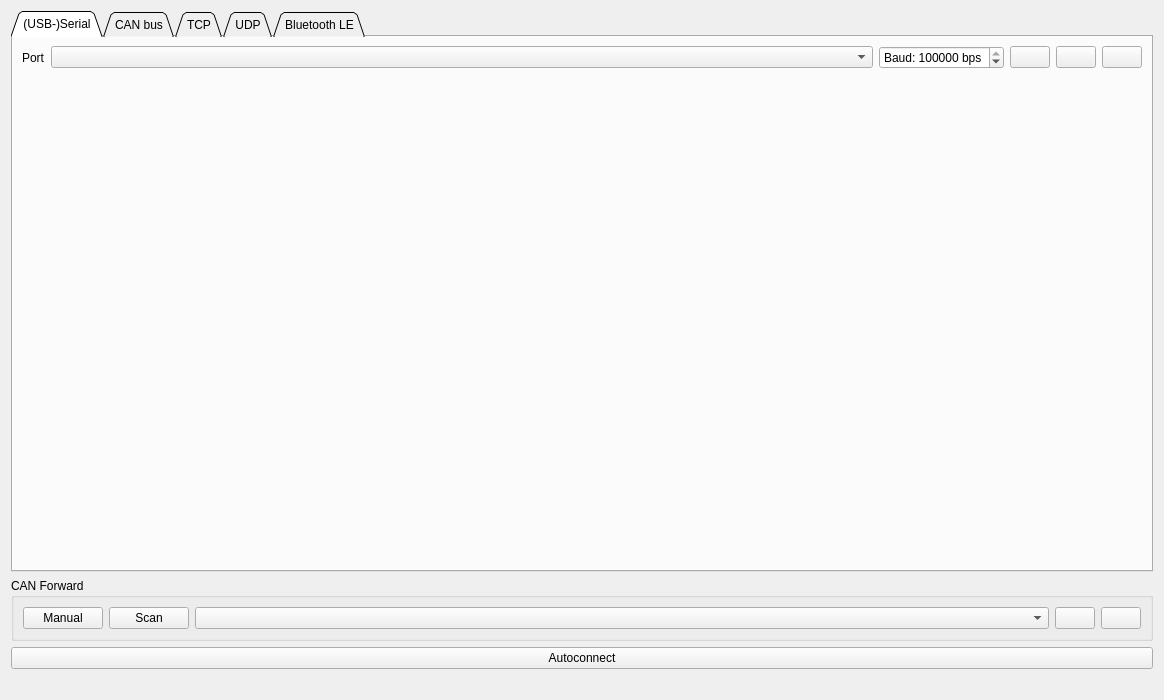
This is pages/pageconnection.ui in vedderb/vesc_tool as Qt 5 draws it before an edit. The edited form follows.
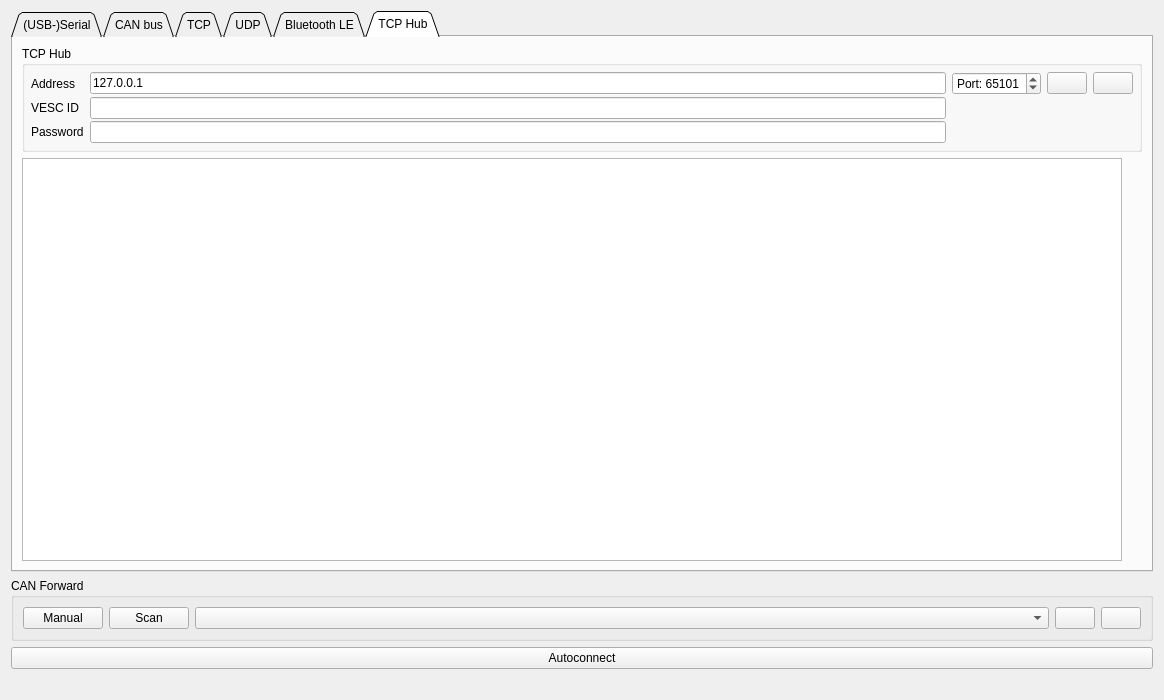
This is the edited form. The open tabs and pages were chosen to show the change. Icons and pictures are not drawn.

The edit to the form file:
```diff
--- a/pages/pageconnection.ui
+++ b/pages/pageconnection.ui
@@ -893,6 +893,147 @@
        </item>
       </layout>
      </widget>
+     <widget class="QWidget" name="tab_6">
+      <attribute name="title">
+       <string>TCP Hub</string>
+      </attribute>
+      <layout class="QVBoxLayout" name="verticalLayout_11">
+       <item>
+        <widget class="QGroupBox" name="groupBox_5">
+         <property name="title">
+          <string>TCP Hub</string>
+         </property>
+         <layout class="QGridLayout" name="gridLayout_2">
+          <property name="leftMargin">
+           <number>6</number>
+          </property>
+          <property name="topMargin">
+           <number>6</number>
+          </property>
+          <property name="rightMargin">
+           <number>6</number>
+          </property>
+          <property name="bottomMargin">
+           <number>6</number>
+          </property>
+          <property name="horizontalSpacing">
+           <number>6</number>
+          </property>
+          <property name="verticalSpacing">
+           <number>2</number>
+          </property>
+          <item row="1" column="2">
+           <widget class="QLineEdit" name="tcpHubVescIDlineEdit"/>
+          </item>
+          <item row="0" column="4">
+           <widget class="QPushButton" name="tcpHubDisconnectButton">
+            <property name="sizePolicy">
+             <sizepolicy hsizetype="Fixed" vsizetype="Fixed">
+              <horstretch>0</horstretch>
+              <verstretch>0</verstretch>
+             </sizepolicy>
+            </property>
+            <property name="toolTip">
+             <string>Disconnect</string>
+            </property>
+            <property name="text">
+             <string/>
+            </property>
+            <property name="icon">
+             <iconset resource="../res.qrc">
+              <normaloff>:/res/icons/Disconnected-96.png</normaloff>:/res/icons/Disconnected-96.png</iconset>
+            </property>
+           </widget>
+          </item>
+          <item row="0" column="5">
+           <widget class="QPushButton" name="tcpHubConnectButton">
+            <property name="sizePolicy">
+             <sizepolicy hsizetype="Fixed" vsizetype="Fixed">
+              <horstretch>0</horstretch>
+              <verstretch>0</verstretch>
+             </sizepolicy>
+            </property>
+            <property name="toolTip">
+             <string>Connect</string>
+            </property>
+            <property name="text">
+             <string/>
+            </property>
+            <property name="icon">
+             <iconset resource="../res.qrc">
+              <normaloff>:/res/icons/Connected-96.png</normaloff>:/res/icons/Connected-96.png</iconset>
+            </property>
+           </widget>
+          </item>
+          <item row="0" column="3">
+           <widget class="QSpinBox" name="tcpHubPortBox">
+            <property name="prefix">
+             <string>Port: </string>
+            </property>
+            <property name="maximum">
+             <number>65535</number>
+            </property>
+            <property name="value">
+             <number>65101</number>
+            </property>
+           </widget>
+          </item>
+          <item row="1" column="0">
+           <widget class="QLabel" name="label_10">
+            <property name="text">
+             <string>VESC ID</string>
+            </property>
+           </widget>
+          </item>
+          <item row="0" column="2">
+           <widget class="QLineEdit" name="tcpHubServerEdit">
+            <property name="text">
+             <string>127.0.0.1</string>
+            </property>
+           </widget>
+          </item>
+          <item row="0" column="0">
+           <widget class="QLabel" name="label_9">
+            <property name="text">
+             <string>Address</string>
+            </property>
+           </widget>
+          </item>
+          <item row="2" column="0">
+           <widget class="QLabel" name="label_11">
+            <property name="text">
+             <string>Password</string>
+            </property>
+           </widget>
+          </item>
+          <item row="2" column="2">
+           <widget class="QLineEdit" name="tcpHubVescPasswordlineEdit"/>
+          </item>
+         </layout>
+        </widget>
+       </item>
+       <item>
+        <layout class="QHBoxLayout" name="horizontalLayout_3">
+         <item>
+          <widget class="QPlainTextEdit" name="tcpHubplainTextEdit"/>
+         </item>
+         <item>
+          <spacer name="verticalSpacer_2">
+           <property name="orientation">
+            <enum>Qt::Vertical</enum>
+           </property>
+           <property name="sizeHint" stdset="0">
+            <size>
+             <width>20</width>
+             <height>40</height>
+            </size>
+           </property>
+          </spacer>
+         </item>
+        </layout>
+       </item>
+      </layout>
+     </widget>
     </widget>
    </item>
    <item>
```
Left out of the diff: 128 changed lines with no effect on the pictures.
